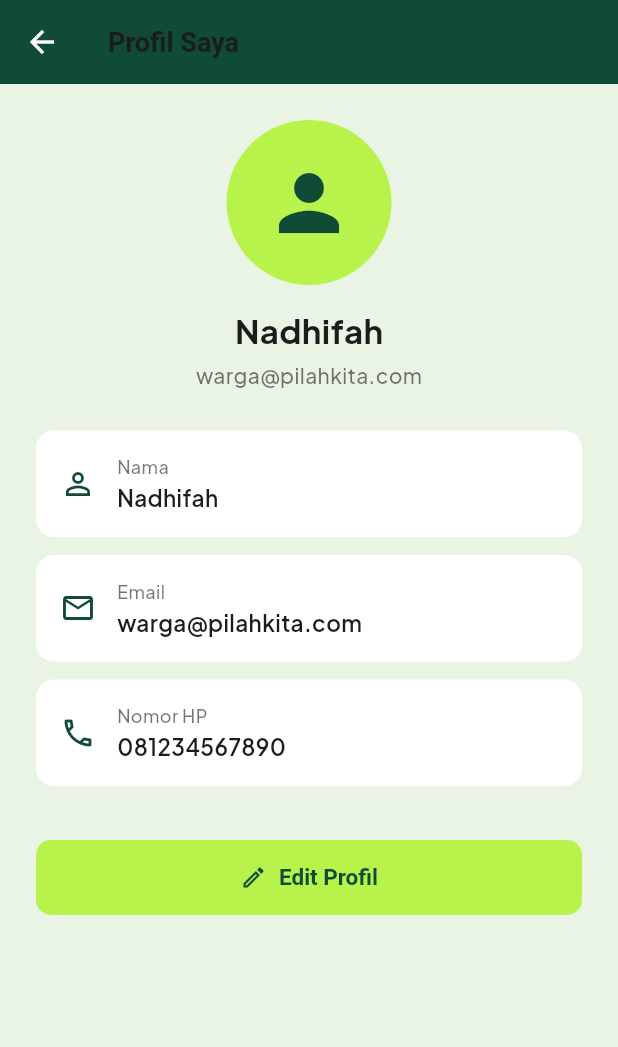
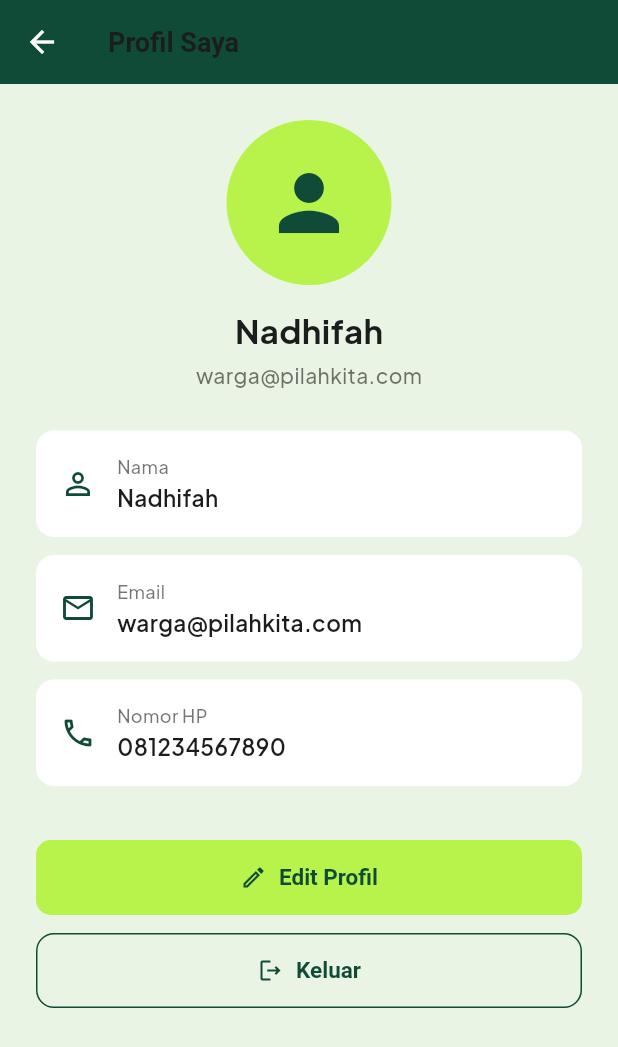
Before and after one commit to VallentinaStef/pilahKita, a Flutter app: the ProfilePage screen opened directly, on a phone screen of 412 x 824 dp. Shown: the top 1047 px of the screen. Run offline on Flutter 3.47's test engine with Material 3 defaults, Android fonts, the phone set to English and light mode, and no system bars; our stand-ins replace flutter_svg, get, google_fonts.

Commit message:
add logout button and update readme

```diff
--- a/lib/presentation/pages/profil_page.dart
+++ b/lib/presentation/pages/profil_page.dart
@@ -1,4 +1,6 @@
 import 'package:flutter/material.dart';
+import 'package:get/get.dart';
+import 'auth/login_page.dart';
 import 'edit_profil_page.dart';
 
 class ProfilePage extends StatefulWidget {
@@ -32,6 +34,33 @@ class _ProfilePageState extends State<ProfilePage> {
         hp = hasil['hp'];
       });
     }
+  }
+
+  Future<void> konfirmasiLogout() async {
+    final konfirmasi = await Get.dialog<bool>(
+      AlertDialog(
+        title: const Text('Keluar dari akun?'),
+        content: const Text('Apa kamu yakin ingin keluar dari akun ini?'),
+        actions: [
+          TextButton(
+            onPressed: () => Get.back(result: false),
+            child: const Text('Batal'),
+          ),
+          TextButton(
+            onPressed: () => Get.back(result: true),
+            child: const Text('Keluar'),
+          ),
+        ],
+      ),
+    );
+
+    if (konfirmasi == true && mounted) {
+      logout();
+    }
+  }
+
+  void logout() {
+    Get.offAll(() => const LoginPage());
   }
 
   @override
@@ -113,6 +142,25 @@ class _ProfilePageState extends State<ProfilePage> {
                 ),
               ),
             ),
+
+            const SizedBox(height: 12),
+
+            SizedBox(
+              width: double.infinity,
+              height: 50,
+              child: OutlinedButton.icon(
+                onPressed: konfirmasiLogout,
+                icon: const Icon(Icons.logout_outlined),
+                label: const Text('Keluar'),
+                style: OutlinedButton.styleFrom(
+                  foregroundColor: const Color(0xFF104B37),
+                  side: const BorderSide(color: Color(0xFF104B37)),
+                  shape: RoundedRectangleBorder(
+                    borderRadius: BorderRadius.circular(12),
+                  ),
+                ),
+              ),
+            ),
           ],
         ),
       ),
```
Also changed, not shown: lib/presentation/pages/pengelola/monitoring_map_page.dart (+9 -37 lines), 1 other file.
